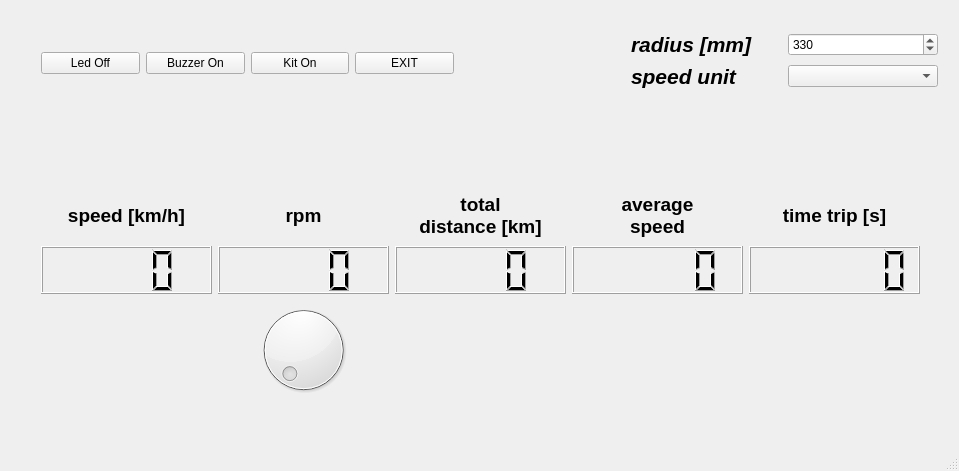
Qt form mainwindow.ui (piotrw777/hall_sensor_gui) before a commit.
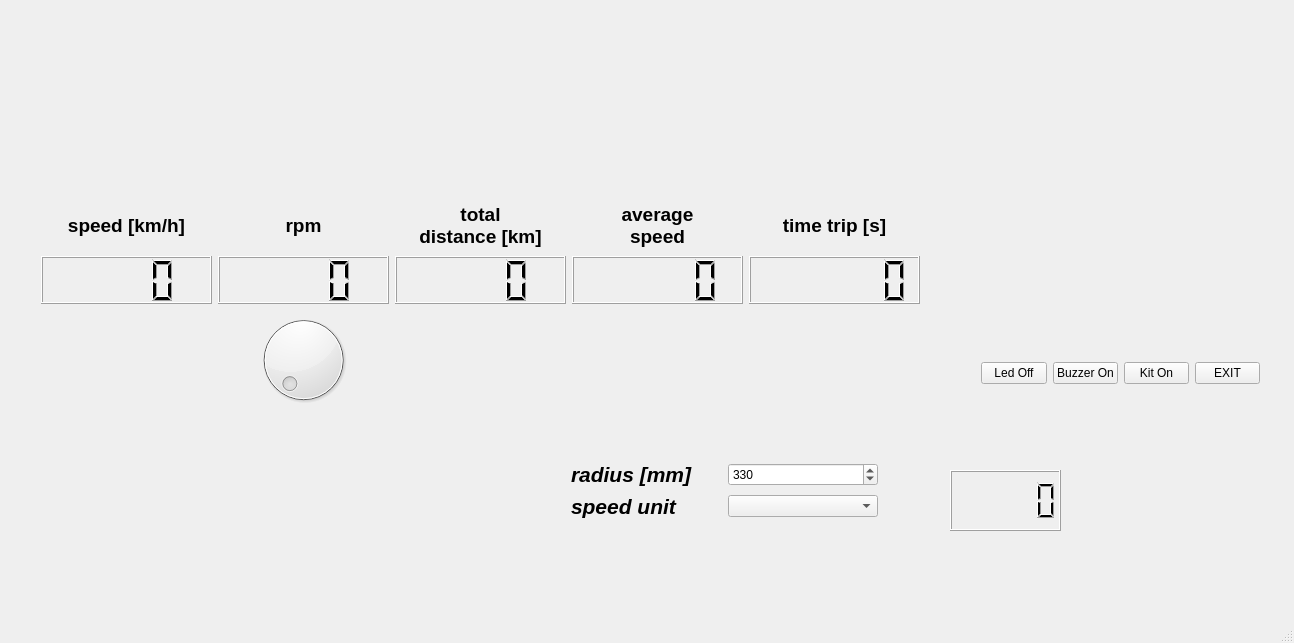
The same form after that commit. Custom widgets are drawn as their Qt base class.

Commit message: speed units + speed widget prototype

The edit to the form file:
```diff
--- a/mainwindow.ui
+++ b/mainwindow.ui
@@ -6,8 +6,8 @@
    <rect>
     <x>0</x>
     <y>0</y>
-    <width>959</width>
-    <height>471</height>
+    <width>1294</width>
+    <height>643</height>
    </rect>
   </property>
   <property name="windowTitle">
@@ -21,7 +21,7 @@
     <property name="geometry">
      <rect>
       <x>30</x>
-      <y>180</y>
+      <y>190</y>
       <width>901</width>
       <height>231</height>
      </rect>
@@ -188,9 +188,9 @@
    <widget class="QWidget" name="horizontalLayoutWidget">
     <property name="geometry">
      <rect>
-      <x>30</x>
-      <y>20</y>
-      <width>435</width>
+      <x>970</x>
+      <y>330</y>
+      <width>301</width>
       <height>87</height>
      </rect>
     </property>
@@ -228,8 +228,8 @@
    <widget class="QWidget" name="gridLayoutWidget_2">
     <property name="geometry">
      <rect>
-      <x>620</x>
-      <y>20</y>
+      <x>560</x>
+      <y>450</y>
       <width>329</width>
       <height>81</height>
      </rect>
@@ -280,10 +280,38 @@
      </item>
     </layout>
    </widget>
+   <widget class="circle" name="myDial" native="true">
+    <property name="geometry">
+     <rect>
+      <x>50</x>
+      <y>440</y>
+      <width>201</width>
+      <height>141</height>
+     </rect>
+    </property>
+   </widget>
+   <widget class="QLCDNumber" name="lcdCombo">
+    <property name="geometry">
+     <rect>
+      <x>950</x>
+      <y>470</y>
+      <width>111</width>
+      <height>61</height>
+     </rect>
+    </property>
+   </widget>
   </widget>
   <widget class="QStatusBar" name="statusBar"/>
  </widget>
  <layoutdefault spacing="6" margin="11"/>
+ <customwidgets>
+  <customwidget>
+   <class>circle</class>
+   <extends>QWidget</extends>
+   <header>circle.h</header>
+   <container>1</container>
+  </customwidget>
+ </customwidgets>
  <resources/>
  <connections>
   <connection>
```
Left out of the diff: 20 changed lines with no effect on the pictures. The commit also changes 7 other files.
